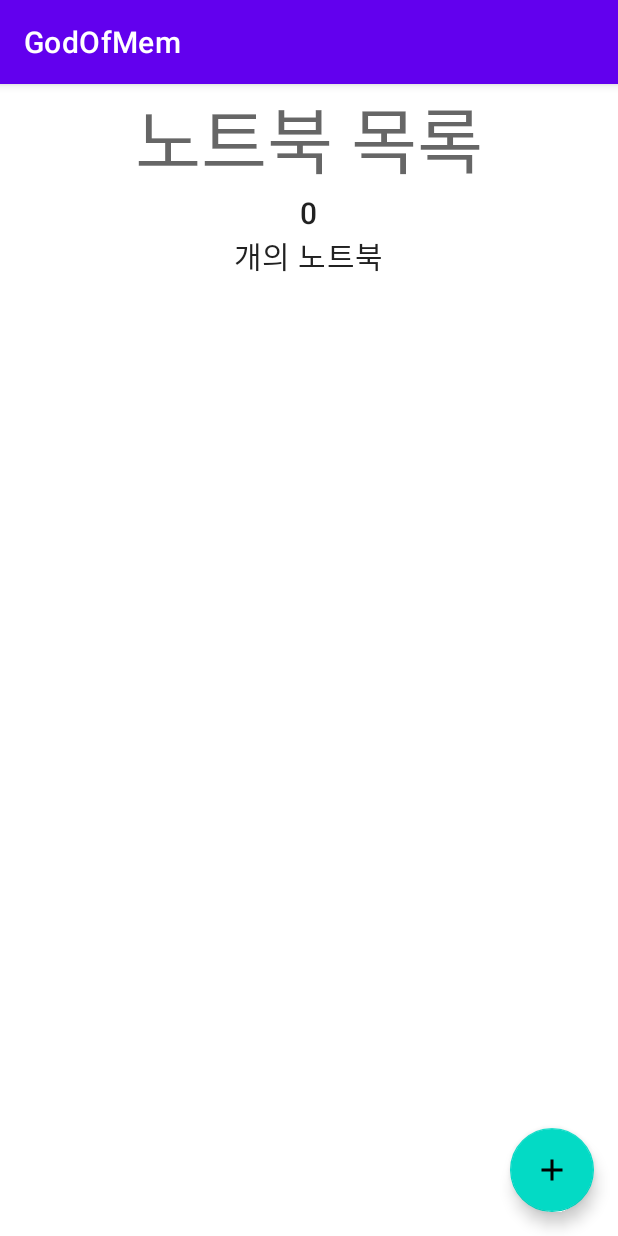
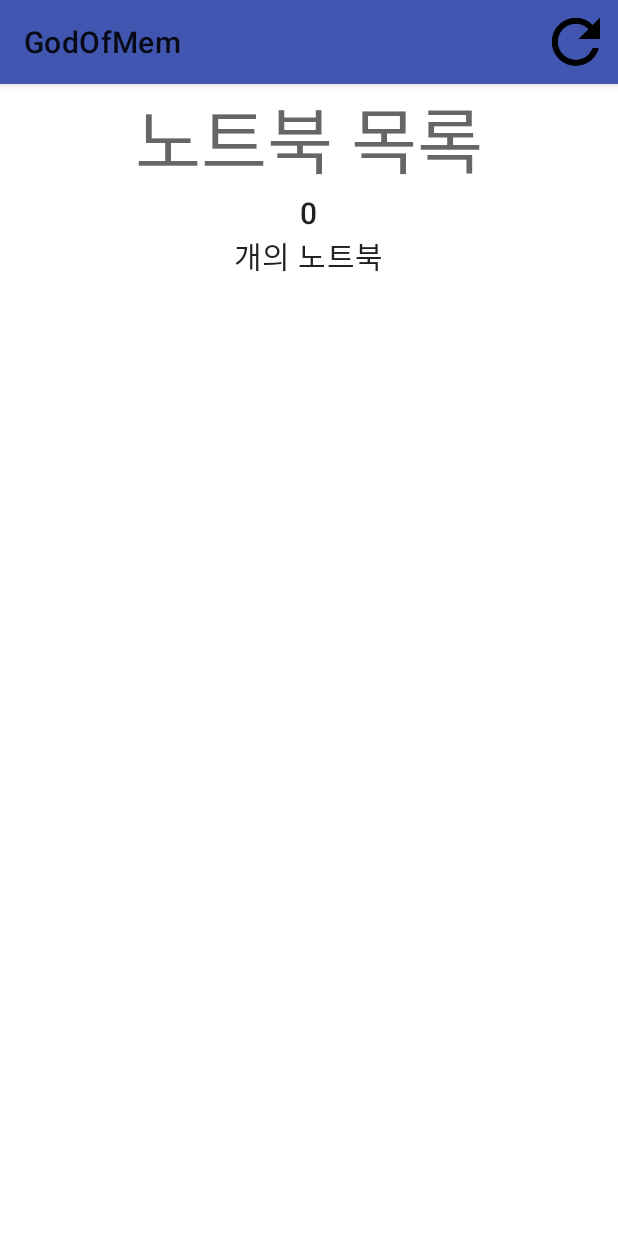
Before and after one commit to 31536k/Wordbook-android, an Android app: the BookListActivity screen opened directly, with no data from a screen before it, on a phone screen of 412 x 824 dp. Run offline under Robolectric (Android 15) with nearby library versions, the light colour scheme and no system bars; libraries missing offline, so code that uses them is left out: com.facebook.stetho, com.orhanobut.logger; network calls fail; 1 statement that could not run was skipped.

Commit message:
token refresh inerceptor 구현 중.

```diff
--- a/app/build.gradle
+++ b/app/build.gradle
@@ -4,12 +4,12 @@ plugins {
 }
 
 android {
-    compileSdkVersion 29
+    compileSdkVersion 28
 
     defaultConfig {
         applicationId "com.donutsbite.godofmem"
         minSdkVersion 24
-        targetSdkVersion 29
+        targetSdkVersion 28
         versionCode 1
         versionName "1.0"
 
--- a/app/src/main/java/com/donutsbite/godofmem/api/ApiInterceptor.kt
+++ /dev/null
@@ -1,18 +0,0 @@
-package com.donutsbite.godofmem.api
-
-import com.donutsbite.godofmem.util.LocalSettings
-import okhttp3.Interceptor
-import okhttp3.Response
-
-class ApiInterceptor: Interceptor {
-    override fun intercept(chain: Interceptor.Chain): Response {
-        val accessToken = LocalSettings.instance.getAccessToken()
-        return if (!accessToken.isNullOrBlank()) {
-            val bearerToken = "Bearer $accessToken"
-            val authAddedRequest = chain.request().newBuilder().addHeader("Authorization", bearerToken).build()
-            chain.proceed(authAddedRequest)
-        } else {
-            chain.proceed(chain.request())
-        }
-    }
-}
--- a/app/src/main/java/com/donutsbite/godofmem/api/ApiService.kt
+++ b/app/src/main/java/com/donutsbite/godofmem/api/ApiService.kt
@@ -2,12 +2,14 @@ package com.donutsbite.godofmem.api
 
 import com.donutsbite.godofmem.api.response.LoginResponse
 import com.donutsbite.godofmem.api.dto.LoginData
+import com.donutsbite.godofmem.api.dto.TokenData
 import com.donutsbite.godofmem.api.response.BookListResponse
+import com.donutsbite.godofmem.api.response.TokenResponse
 import okhttp3.OkHttpClient
+import retrofit2.Call
 import retrofit2.Retrofit
 import retrofit2.converter.gson.GsonConverterFactory
 import retrofit2.http.*
-
 interface ApiService {
     companion object {
         val instance: ApiService by lazy {
@@ -16,7 +18,8 @@ interface ApiService {
                 .addConverterFactory(GsonConverterFactory.create())
                 .client(
                     OkHttpClient.Builder()
-                        .addInterceptor(ApiInterceptor())
+                        .addInterceptor(ApiRequestInterceptor())
+                        .authenticator(TokenRefreshAuthenticator())
                         .build()
                 )
                 .build()
@@ -27,6 +30,9 @@ interface ApiService {
     @POST("/api/user/v1/login")
     suspend fun login(@Body loginData: LoginData): LoginResponse
 
+    @POST("/api/user/v1/refresh-token")
+    fun refreshToken(@Body tokenData: TokenData): Call<TokenResponse>
+
     @GET("/api/book/v1/books")
     suspend fun getBookList(): BookListResponse
 }
--- /dev/null
+++ b/app/src/main/java/com/donutsbite/godofmem/api/AuthAuthenticator.kt
@@ -0,0 +1,52 @@
+package com.donutsbite.godofmem.api
+
+import com.donutsbite.godofmem.api.dto.TokenData
+import com.donutsbite.godofmem.util.LocalSettings
+import com.orhanobut.logger.Logger
+import okhttp3.*
+
+class ApiRequestInterceptor: Interceptor {
+    override fun intercept(chain: Interceptor.Chain): Response {
+        return chain.proceed(chain.request().signedRequest())
+    }
+}
+
+private fun Request.signedRequest(): Request {
+    val accessToken = LocalSettings.instance.getAccessToken()
+    return newBuilder()
+        .addHeader("Authorization", "Bearer $accessToken")
+        .build()
+}
+
+class TokenRefreshAuthenticator : Authenticator {
+    override fun authenticate(route: Route?, response: Response): Request? = when {
+        response.retryCount > 2 -> null
+        else -> response.refreshTokenAndContinue()
+    }
+
+    private fun Response.refreshTokenAndContinue(): Request? = try {
+        val tokenData = TokenData(
+            LocalSettings.instance.getAccessToken(),
+            LocalSettings.instance.getRefreshToken()
+        )
+        val tokenResponse = ApiService.instance.refreshToken(tokenData).execute().body()
+        tokenResponse?.let {
+            LocalSettings.instance.setTokens(it.accessToken, it.refreshToken)
+            request().signedRequest()
+        }
+    } catch (e: Throwable) {
+        Logger.e(e.message ?: "")
+        null
+    }
+
+    private val Response.retryCount: Int
+        get() {
+            var currentResponse = priorResponse()
+            var result = 0
+            while (currentResponse != null) {
+                result++
+                currentResponse = currentResponse.priorResponse()
+            }
+            return result
+        }
+}
--- /dev/null
+++ b/app/src/main/java/com/donutsbite/godofmem/api/dto/TokenData.kt
@@ -0,0 +1,6 @@
+package com.donutsbite.godofmem.api.dto
+
+data class TokenData(
+    val accessToken: String,
+    val refreshToken: String
+)
--- a/app/src/main/java/com/donutsbite/godofmem/api/module/ApiErrorHandler.kt
+++ b/app/src/main/java/com/donutsbite/godofmem/api/module/ApiErrorHandler.kt
@@ -16,7 +16,7 @@ object ApiErrorHandler {
     }
 
     private fun createError(errorCode: Int, serverMessage: String?, showServerErrorToast: Boolean): ApiError {
-        var clientMessage: String?
+        var clientMessage: String = ""
 
         if (!serverMessage.isNullOrBlank()) {
             clientMessage = serverMessage
--- /dev/null
+++ b/app/src/main/java/com/donutsbite/godofmem/api/response/TokenResponse.kt
@@ -0,0 +1,6 @@
+package com.donutsbite.godofmem.api.response
+
+data class TokenResponse(
+    val accessToken: String,
+    val refreshToken: String
+)
--- a/app/src/main/java/com/donutsbite/godofmem/feature/book/ui/BookListActivity.kt
+++ b/app/src/main/java/com/donutsbite/godofmem/feature/book/ui/BookListActivity.kt
@@ -1,7 +1,8 @@
 package com.donutsbite.godofmem.feature.book.ui
 
-import android.content.Intent
 import android.os.Bundle
+import android.view.Menu
+import android.view.MenuItem
 import android.view.View
 import androidx.activity.viewModels
 import androidx.appcompat.app.AppCompatActivity
@@ -23,6 +24,9 @@ class BookListActivity: AppCompatActivity() {
     override fun onCreate(savedInstanceState: Bundle?) {
         super.onCreate(savedInstanceState)
         setContentView(R.layout.activity_booklist)
+
+        val toolbar: androidx.appcompat.widget.Toolbar = findViewById(R.id.toolbar)
+        setSupportActionBar(toolbar)
 
         val headerAdapter = BookListHeaderAdapter()
         val bookListAdapter = BookListAdapter{adapterOnClick(it)}
@@ -46,6 +50,21 @@ class BookListActivity: AppCompatActivity() {
         bookListViewModel.requestBookList()
     }
 
+    override fun onCreateOptionsMenu(menu: Menu): Boolean {
+        menuInflater.inflate(R.menu.menu_main, menu)
+        return true
+    }
+
+    override fun onOptionsItemSelected(item: MenuItem): Boolean {
+
+        if (item.itemId == R.id.reload) {
+            ToastUtil.show("Reload")
+            bookListViewModel.reloadBookList()
+        }
+
+        return super.onOptionsItemSelected(item)
+    }
+
     private fun adapterOnClick(book: Book) {
         ToastUtil.show("Book Title - ${book.title}")
     }
--- a/app/src/main/java/com/donutsbite/godofmem/feature/book/ui/BookListViewModel.kt
+++ b/app/src/main/java/com/donutsbite/godofmem/feature/book/ui/BookListViewModel.kt
@@ -17,4 +17,8 @@ class BookListViewModel(
     fun requestBookList() {
         bookDataSource.requestBookList()
     }
+
+    fun reloadBookList() {
+        bookDataSource.reload()
+    }
 }
--- a/app/src/main/java/com/donutsbite/godofmem/util/BaseSharedPreference.kt
+++ b/app/src/main/java/com/donutsbite/godofmem/util/BaseSharedPreference.kt
@@ -54,8 +54,8 @@ open class BaseSharedPreference constructor(key: String) {
         Logger.d("remove shared : key %s", key)
     }
 
-    fun getString(key: String, defaultValue: String? = null): String? {
-        return sharedPreferences.getString(key, defaultValue)
+    fun getString(key: String, defaultValue: String = ""): String {
+        return sharedPreferences.getString(key, defaultValue) ?: defaultValue
     }
 
     fun commitString(key: String, value: String) {
--- a/app/src/main/res/layout/activity_booklist.xml
+++ b/app/src/main/res/layout/activity_booklist.xml
@@ -1,9 +1,19 @@
 <?xml version="1.0" encoding="utf-8"?>
-<androidx.constraintlayout.widget.ConstraintLayout
+<LinearLayout
     xmlns:android="http://schemas.android.com/apk/res/android"
     xmlns:app="http://schemas.android.com/apk/res-auto"
     android:layout_width="match_parent"
-    android:layout_height="match_parent">
+    android:layout_height="match_parent"
+    android:orientation="vertical">
+
+    <androidx.appcompat.widget.Toolbar
+        android:id="@+id/toolbar"
+        android:layout_width="match_parent"
+        android:layout_height="?attr/actionBarSize"
+        android:background="?attr/colorPrimary"
+        android:elevation="4dp"
+        android:theme="@style/ThemeOverlay.AppCompat.ActionBar"
+        app:popupTheme="@style/ThemeOverlay.AppCompat.Light"/>
 
     <androidx.recyclerview.widget.RecyclerView
         android:id="@+id/booklist_recycler_view"
@@ -20,4 +30,4 @@
         app:layout_constraintBottom_toBottomOf="parent"
         app:layout_constraintEnd_toEndOf="parent"/>
 
-</androidx.constraintlayout.widget.ConstraintLayout>
+</LinearLayout>
--- /dev/null
+++ b/app/src/main/res/menu/menu_main.xml
@@ -0,0 +1,11 @@
+<?xml version="1.0" encoding="utf-8"?>
+<menu xmlns:android="http://schemas.android.com/apk/res/android"
+    xmlns:app="http://schemas.android.com/apk/res-auto">
+    <item
+        android:id="@+id/reload"
+        android:icon="@drawable/ic_refresh"
+        app:showAsAction="ifRoom|withText"
+        android:title="Profile">
+    </item>
+
+</menu>
--- a/app/src/main/res/values/themes.xml
+++ b/app/src/main/res/values/themes.xml
@@ -1,8 +1,10 @@
 <resources xmlns:tools="http://schemas.android.com/tools">
     <!-- Base application theme. -->
     <style name="Theme.GodOfMem" parent="Theme.MaterialComponents.DayNight.DarkActionBar">
+        <item name="windowActionBar">false</item>
+        <item name="windowNoTitle">true</item>
         <!-- Primary brand color. -->
-        <item name="colorPrimary">@color/purple_500</item>
+        <item name="colorPrimary">#4056b1</item>
         <item name="colorPrimaryVariant">@color/purple_700</item>
         <item name="colorOnPrimary">@color/white</item>
         <!-- Secondary brand color. -->
```
Also changed, not shown: app/src/main/java/com/donutsbite/godofmem/feature/book/data/BookDataSource.kt (+17 -0 lines), app/src/main/java/com/donutsbite/godofmem/feature/login/ui/LoginActivity.kt (+11 -0 lines), app/src/main/java/com/donutsbite/godofmem/util/LocalSettings.kt (+9 -2 lines), app/src/main/res/drawable-xxxhdpi/ic_refresh.png (added).
